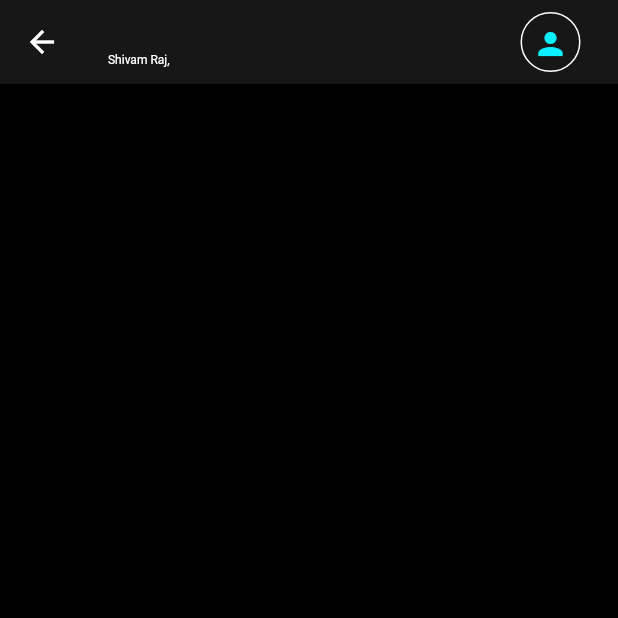
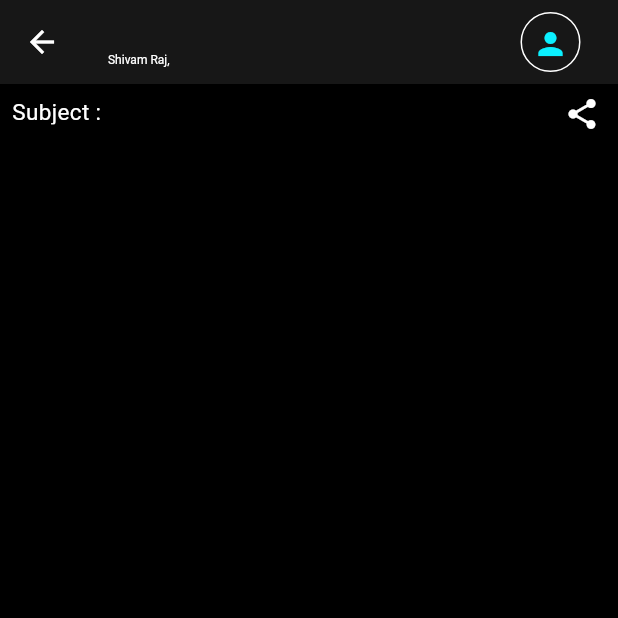
Before and after one commit to shivam1raj5/AI_Based_Assignment_Application_Flutter, a Flutter app: the ChatPage screen opened directly with empty values, on a phone screen of 412 x 824 dp, the top half of it. Run offline on Flutter 3.47's test engine with Material 2 defaults, Android fonts, the phone set to English and light mode, and no system bars; our stand-ins replace flutter_markdown; missing offline and left inert: dart_openai.

Commit message:
Response Page Modified

```diff
--- a/lib/chat_page.dart
+++ b/lib/chat_page.dart
@@ -9,12 +9,14 @@ class ChatPage extends StatefulWidget {
     required this.chatApi,
     required this.finalQuestion,
     required this.title,
+    required this.question,
     super.key,
   });
 
   final ChatApi chatApi;
   final String finalQuestion;
   final String title;
+  final String question;
 
   @override
   State<ChatPage> createState() => _ChatPageState();
@@ -38,6 +40,10 @@ class _ChatPageState extends State<ChatPage> {
 
   @override
   Widget build(BuildContext context) {
+    double screenWidth = MediaQuery.of(context).size.width;
+    const String subject1 = 'Subject : ';
+    String subject2 = widget.question;
+
     return Scaffold(
       appBar: AppBar(
         iconTheme: const IconThemeData(
@@ -104,6 +110,31 @@ class _ChatPageState extends State<ChatPage> {
         color: Colors.black,
         child: Column(
           children: [
+            Container(
+              width: screenWidth * 1,
+              height: 35,
+              child: Row(
+                mainAxisAlignment: MainAxisAlignment.spaceBetween,
+                children: [
+                  Container(
+                    padding: const EdgeInsets.all(8),
+                    child: Text(
+                      "$subject1$subject2",
+                      style: const TextStyle(color: Colors.white, fontSize: 15),
+                    ),
+                  ),
+                  IconButton(
+                icon: const Icon(Icons.share),
+                onPressed: () {
+                  ScaffoldMessenger.of(context).showSnackBar(
+                    const SnackBar(content: Text('Share function not available.')),
+                  );
+                },
+                color: Colors.white,
+              ),
+                ],
+              ),
+            ),
             Expanded(
                 child: ListView.builder(
               controller: _scrollController,
--- a/lib/home_page.dart
+++ b/lib/home_page.dart
@@ -360,7 +360,8 @@ class _MyHomePageState extends State<MyHomePage> {
                                 builder: (context) => ChatPage(
                                     chatApi: widget.chatApi,
                                     finalQuestion: finalQuestion,
-                                    title: widget.title),
+                                    title: widget.title,
+                                    question: question),
                               ));
                             });
                           }
```
